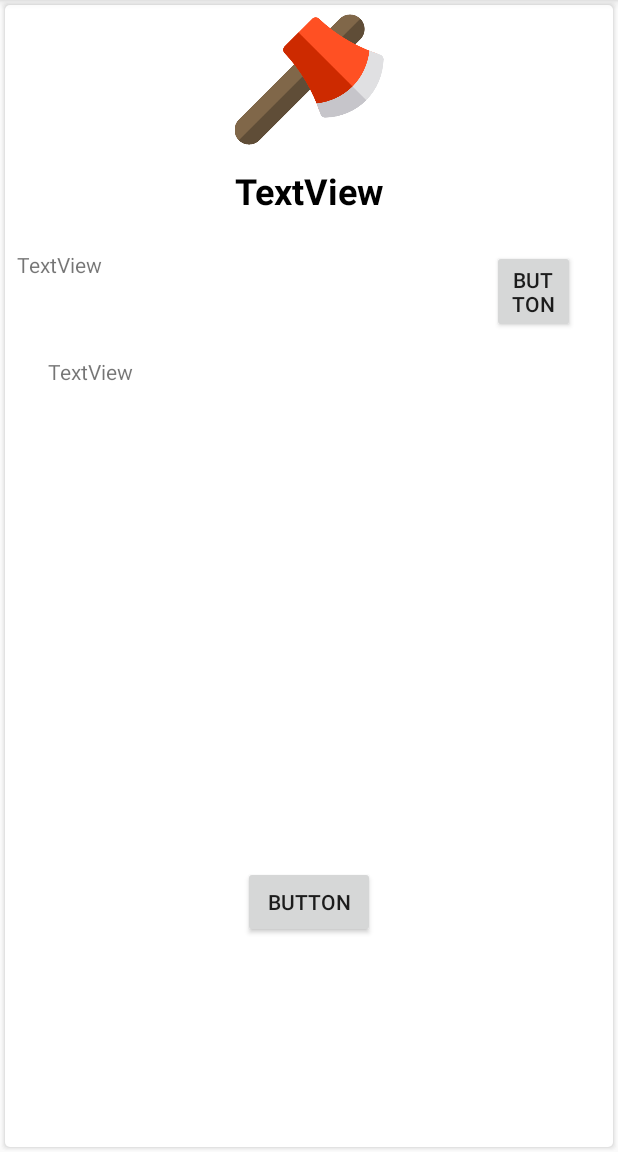
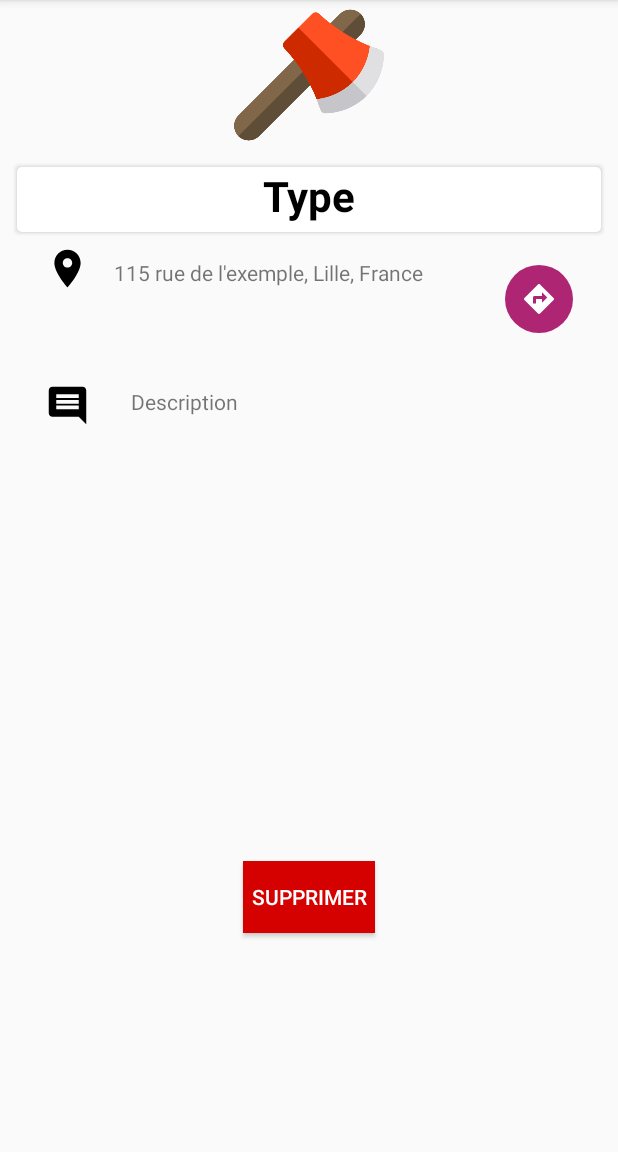
Before and after one commit to hvalette/GestionParcLille1, an Android app: the DetailActivity screen opened directly, with no data from a screen before it, on a phone screen of 412 x 824 dp, the part 84-1236 px from its top. Run offline under Robolectric (Android 15) with nearby library versions, the phone set to English and light mode, and no system bars; our stand-ins replace Room's generated code; 3 statements that could not run were skipped.

Commit message:
delete all + init db + design detail

```diff
--- a/app/src/main/java/com/lille1/hvalette/gestionparclille1/ProblemeDao.kt
+++ b/app/src/main/java/com/lille1/hvalette/gestionparclille1/ProblemeDao.kt
@@ -17,4 +17,7 @@ interface ProblemeDao {
     @Delete
     fun delete(probleme: Probleme)
 
+    @Query("DELETE FROM problemes")
+    fun deleteAll()
+
 }
--- a/app/src/main/java/com/lille1/hvalette/gestionparclille1/ui/home/HomeFragment.kt
+++ b/app/src/main/java/com/lille1/hvalette/gestionparclille1/ui/home/HomeFragment.kt
@@ -6,11 +6,10 @@ import android.os.Bundle
 import android.support.v4.app.Fragment
 import android.support.v7.widget.LinearLayoutManager
 import android.support.v7.widget.RecyclerView
-import android.view.LayoutInflater
-import android.view.View
-import android.view.ViewGroup
 import com.lille1.hvalette.gestionparclille1.*
 import kotlinx.android.synthetic.main.home_fragment.*
+import android.view.*
+
 
 class HomeFragment : Fragment() {
 
@@ -52,4 +51,38 @@ class HomeFragment : Fragment() {
         }
     }
 
+    override fun onCreateOptionsMenu(menu: Menu, inflater: MenuInflater) {
+        inflater.inflate(R.menu.main, menu)
+        super.onCreateOptionsMenu(menu, inflater)
+    }
+
+    override fun onCreate(savedInstanceState: Bundle?) {
+        super.onCreate(savedInstanceState)
+        setHasOptionsMenu(true)
+    }
+
+    override fun onOptionsItemSelected(item: MenuItem): Boolean {
+        // Handle item selection
+        when (item.itemId) {
+            R.id.delete -> {
+                GestionParcLille1App.database.problemeDao().deleteAll()
+                val intent = Intent(this.context, HomeActivity::class.java)
+                startActivity(intent)
+                return true
+            }
+            R.id.init -> {
+                GestionParcLille1App.database.problemeDao().insert(Probleme(0,50.6357258,3.0490061,"Une branche gêne la route."))
+                GestionParcLille1App.database.problemeDao().insert(Probleme(1,50.6376511,3.1499041,"Un arbre à poussé ici cette nuit."))
+                GestionParcLille1App.database.problemeDao().insert(Probleme(2,48.8583736,2.2922926,"Il faut vider les poubelles avant que les touristes n'arrivent."))
+                GestionParcLille1App.database.problemeDao().insert(Probleme(3,48.8030847,2.1252058,"Il faut tailler les haies du jardin !"))
+                GestionParcLille1App.database.problemeDao().insert(Probleme(4,47.6161296,1.5150293,"Au plus vite, cette plante se propage en quelques jours"))
+                val intent = Intent(this.context, HomeActivity::class.java)
+                startActivity(intent)
+                return true
+            }
+            else -> return super.onOptionsItemSelected(item)
+        }
+        return false
+    }
+
 }
--- /dev/null
+++ b/app/src/main/res/drawable/circle_btn.xml
@@ -0,0 +1,13 @@
+<?xml version="1.0" encoding="utf-8"?>
+<selector xmlns:android="http://schemas.android.com/apk/res/android">
+    <item android:state_pressed="false">
+        <shape android:shape="oval">
+            <solid android:color="@color/colorAccent"/>
+        </shape>
+    </item>
+    <item android:state_pressed="true">
+        <shape android:shape="oval">
+            <solid android:color="@color/colorAccent"/>
+        </shape>
+    </item>
+</selector>
--- /dev/null
+++ b/app/src/main/res/drawable/ic_comment_black_24dp.xml
@@ -0,0 +1,9 @@
+<vector xmlns:android="http://schemas.android.com/apk/res/android"
+        android:width="24dp"
+        android:height="24dp"
+        android:viewportWidth="24.0"
+        android:viewportHeight="24.0">
+    <path
+        android:fillColor="#FF000000"
+        android:pathData="M21.99,4c0,-1.1 -0.89,-2 -1.99,-2L4,2c-1.1,0 -2,0.9 -2,2v12c0,1.1 0.9,2 2,2h14l4,4 -0.01,-18zM18,14L6,14v-2h12v2zM18,11L6,11L6,9h12v2zM18,8L6,8L6,6h12v2z"/>
+</vector>
--- /dev/null
+++ b/app/src/main/res/drawable/ic_delete.xml
@@ -0,0 +1,5 @@
+<vector android:height="24dp" android:tint="#FFFFFF"
+    android:viewportHeight="24.0" android:viewportWidth="24.0"
+    android:width="24dp" xmlns:android="http://schemas.android.com/apk/res/android">
+    <path android:fillColor="#FF000000" android:pathData="M6,19c0,1.1 0.9,2 2,2h8c1.1,0 2,-0.9 2,-2V7H6v12zM19,4h-3.5l-1,-1h-5l-1,1H5v2h14V4z"/>
+</vector>
--- /dev/null
+++ b/app/src/main/res/drawable/ic_directions_black_24dp.xml
@@ -0,0 +1,5 @@
+<vector android:height="24dp" android:tint="#FFFFFF"
+    android:viewportHeight="24.0" android:viewportWidth="24.0"
+    android:width="24dp" xmlns:android="http://schemas.android.com/apk/res/android">
+    <path android:fillColor="#FF000000" android:pathData="M21.71,11.29l-9,-9c-0.39,-0.39 -1.02,-0.39 -1.41,0l-9,9c-0.39,0.39 -0.39,1.02 0,1.41l9,9c0.39,0.39 1.02,0.39 1.41,0l9,-9c0.39,-0.38 0.39,-1.01 0,-1.41zM14,14.5V12h-4v3H8v-4c0,-0.55 0.45,-1 1,-1h5V7.5l3.5,3.5 -3.5,3.5z"/>
+</vector>
--- /dev/null
+++ b/app/src/main/res/drawable/ic_location_on_black_24dp.xml
@@ -0,0 +1,9 @@
+<vector xmlns:android="http://schemas.android.com/apk/res/android"
+        android:width="24dp"
+        android:height="24dp"
+        android:viewportWidth="24.0"
+        android:viewportHeight="24.0">
+    <path
+        android:fillColor="#FF000000"
+        android:pathData="M12,2C8.13,2 5,5.13 5,9c0,5.25 7,13 7,13s7,-7.75 7,-13c0,-3.87 -3.13,-7 -7,-7zM12,11.5c-1.38,0 -2.5,-1.12 -2.5,-2.5s1.12,-2.5 2.5,-2.5 2.5,1.12 2.5,2.5 -1.12,2.5 -2.5,2.5z"/>
+</vector>
--- /dev/null
+++ b/app/src/main/res/drawable/ic_playlist_add.xml
@@ -0,0 +1,5 @@
+<vector android:height="24dp" android:tint="#FFFFFF"
+    android:viewportHeight="24.0" android:viewportWidth="24.0"
+    android:width="24dp" xmlns:android="http://schemas.android.com/apk/res/android">
+    <path android:fillColor="#FF000000" android:pathData="M14,10L2,10v2h12v-2zM14,6L2,6v2h12L14,6zM18,14v-4h-2v4h-4v2h4v4h2v-4h4v-2h-4zM2,16h8v-2L2,14v2z"/>
+</vector>
--- a/app/src/main/res/layout/activity_detail.xml
+++ b/app/src/main/res/layout/activity_detail.xml
@@ -4,15 +4,12 @@
     xmlns:tools="http://schemas.android.com/tools"
     android:layout_width="match_parent"
     android:layout_height="match_parent"
-    android:background="@drawable/shadow"
     tools:context=".DetailActivity">
 
     <ImageView
         android:id="@+id/typeImage"
-        android:layout_width="wrap_content"
-        android:layout_height="99dp"
-        android:layout_marginEnd="8dp"
-        android:layout_marginStart="8dp"
+        android:layout_width="match_parent"
+        android:layout_height="100dp"
         app:layout_constraintEnd_toEndOf="parent"
         app:layout_constraintStart_toStartOf="parent"
         app:layout_constraintTop_toTopOf="parent"
@@ -20,54 +17,21 @@
 
     <TextView
         android:id="@+id/type"
-        android:layout_width="345dp"
-        android:layout_height="48dp"
+        android:layout_width="match_parent"
+        android:layout_height="50dp"
         android:layout_marginEnd="8dp"
         android:layout_marginStart="8dp"
         android:layout_marginTop="8dp"
-        android:text="TextView"
+        android:background="@drawable/shadow"
+        android:text="Type"
         android:textAlignment="center"
         android:textColor="@android:color/black"
-        android:textSize="24sp"
+        android:textSize="28sp"
         android:textStyle="bold"
         android:typeface="normal"
         app:layout_constraintEnd_toEndOf="parent"
         app:layout_constraintStart_toStartOf="parent"
         app:layout_constraintTop_toBottomOf="@+id/typeImage" />
-
-    <TextView
-        android:id="@+id/addresse"
-        android:layout_width="291dp"
-        android:layout_height="63dp"
-        android:layout_marginStart="8dp"
-        android:layout_marginTop="8dp"
-        android:text="TextView"
-        app:layout_constraintStart_toStartOf="parent"
-        app:layout_constraintTop_toBottomOf="@+id/type" />
-
-    <Button
-        android:id="@+id/localiser"
-        android:layout_width="55dp"
-        android:layout_height="wrap_content"
-        android:layout_marginEnd="8dp"
-        android:layout_marginStart="8dp"
-        android:layout_marginTop="8dp"
-        android:text="Button"
-        app:layout_constraintEnd_toEndOf="parent"
-        app:layout_constraintStart_toEndOf="@+id/addresse"
-        app:layout_constraintTop_toBottomOf="@+id/type" />
-
-    <TextView
-        android:id="@+id/description"
-        android:layout_width="348dp"
-        android:layout_height="200dp"
-        android:layout_marginEnd="8dp"
-        android:layout_marginStart="8dp"
-        android:layout_marginTop="8dp"
-        android:text="TextView"
-        app:layout_constraintEnd_toEndOf="parent"
-        app:layout_constraintStart_toStartOf="parent"
-        app:layout_constraintTop_toBottomOf="@+id/addresse" />
 
     <Button
         android:id="@+id/supprimer"
@@ -77,9 +41,99 @@
         android:layout_marginEnd="8dp"
         android:layout_marginStart="8dp"
         android:layout_marginTop="8dp"
-        android:text="Button"
+        android:text="Supprimer"
+        android:background="@color/red"
+        android:textColor="@color/white"
+        android:textAlignment="center"
         app:layout_constraintBottom_toBottomOf="parent"
         app:layout_constraintEnd_toEndOf="parent"
         app:layout_constraintStart_toStartOf="parent"
-        app:layout_constraintTop_toBottomOf="@+id/description" />
+        app:layout_constraintTop_toBottomOf="@+id/constraintLayout" />
+
+    <android.support.constraint.ConstraintLayout
+        android:id="@+id/linearLayout"
+        android:layout_width="368dp"
+        android:layout_height="82dp"
+        app:layout_constraintEnd_toEndOf="parent"
+        app:layout_constraintStart_toStartOf="parent"
+        app:layout_constraintTop_toBottomOf="@+id/type">
+
+        <ImageView
+            android:id="@+id/imageView"
+            android:layout_width="30dp"
+            android:layout_height="30dp"
+            android:layout_marginBottom="56dp"
+            android:layout_marginStart="8dp"
+            android:layout_marginTop="16dp"
+            app:layout_constraintBottom_toBottomOf="parent"
+            app:layout_constraintStart_toStartOf="parent"
+            app:layout_constraintTop_toTopOf="parent"
+            app:srcCompat="@drawable/ic_location_on_black_24dp" />
+
+        <TextView
+            android:id="@+id/addresse"
+            android:layout_width="0dp"
+            android:layout_height="75dp"
+            android:layout_marginBottom="4dp"
+            android:layout_marginEnd="8dp"
+            android:layout_marginStart="4dp"
+            android:layout_marginTop="4dp"
+            android:paddingLeft="12dp"
+            android:paddingTop="10dp"
+            android:text="115 rue de l'exemple, Lille, France"
+            app:layout_constraintBottom_toBottomOf="parent"
+            app:layout_constraintEnd_toStartOf="@+id/localiser"
+            app:layout_constraintStart_toEndOf="@+id/imageView"
+            app:layout_constraintTop_toTopOf="parent"
+            app:layout_constraintVertical_bias="0.0" />
+
+        <ImageButton
+            android:id="@+id/localiser"
+            android:layout_width="45dp"
+            android:layout_height="45dp"
+            android:layout_marginBottom="8dp"
+            android:layout_marginEnd="8dp"
+            android:layout_marginTop="8dp"
+            android:background="@drawable/circle_btn"
+            android:src="@drawable/ic_directions_black_24dp"
+            app:layout_constraintBottom_toBottomOf="parent"
+            app:layout_constraintEnd_toEndOf="parent"
+            app:layout_constraintTop_toTopOf="parent" />
+    </android.support.constraint.ConstraintLayout>
+
+    <android.support.constraint.ConstraintLayout
+        android:id="@+id/constraintLayout"
+        android:layout_width="368dp"
+        android:layout_height="188dp"
+        app:layout_constraintEnd_toEndOf="parent"
+        app:layout_constraintStart_toStartOf="parent"
+        app:layout_constraintTop_toBottomOf="@+id/linearLayout">
+
+        <ImageView
+            android:id="@+id/imageView2"
+            android:layout_width="30dp"
+            android:layout_height="30dp"
+            android:layout_marginBottom="128dp"
+            android:layout_marginStart="8dp"
+            app:layout_constraintBottom_toBottomOf="parent"
+            app:layout_constraintStart_toStartOf="parent"
+            app:layout_constraintTop_toTopOf="parent"
+            app:srcCompat="@drawable/ic_comment_black_24dp" />
+
+        <TextView
+            android:id="@+id/description"
+            android:layout_width="300dp"
+            android:layout_height="match_parent"
+            android:layout_marginBottom="8dp"
+            android:layout_marginEnd="8dp"
+            android:layout_marginStart="8dp"
+            android:layout_marginTop="8dp"
+            android:paddingLeft="12dp"
+            android:paddingTop="10dp"
+            android:text="Description"
+            app:layout_constraintBottom_toBottomOf="parent"
+            app:layout_constraintEnd_toEndOf="parent"
+            app:layout_constraintStart_toEndOf="@+id/imageView2"
+            app:layout_constraintTop_toTopOf="parent" />
+    </android.support.constraint.ConstraintLayout>
 </android.support.constraint.ConstraintLayout>
--- /dev/null
+++ b/app/src/main/res/menu/main.xml
@@ -0,0 +1,16 @@
+<?xml version="1.0" encoding="utf-8"?>
+<menu xmlns:android="http://schemas.android.com/apk/res/android"
+      xmlns:app="http://schemas.android.com/apk/res-auto">
+    <item
+        android:id="@+id/init"
+        android:orderInCategory="100"
+        app:showAsAction="always"
+        android:icon="@drawable/ic_playlist_add"
+        android:title="Refresh"/>
+    <item
+        android:id="@+id/delete"
+        android:orderInCategory="100"
+        app:showAsAction="always"
+        android:icon="@drawable/ic_delete"
+        android:title="Refresh"/>
+</menu>
--- a/app/src/main/res/values/colors.xml
+++ b/app/src/main/res/values/colors.xml
@@ -3,4 +3,6 @@
     <color name="colorPrimary">#248232</color>
     <color name="colorPrimaryDark">#488B49</color>
     <color name="colorAccent">#ae2573</color>
+    <color name="red">#d50000</color>
+    <color name="white">#ffffff</color>
 </resources>
```
